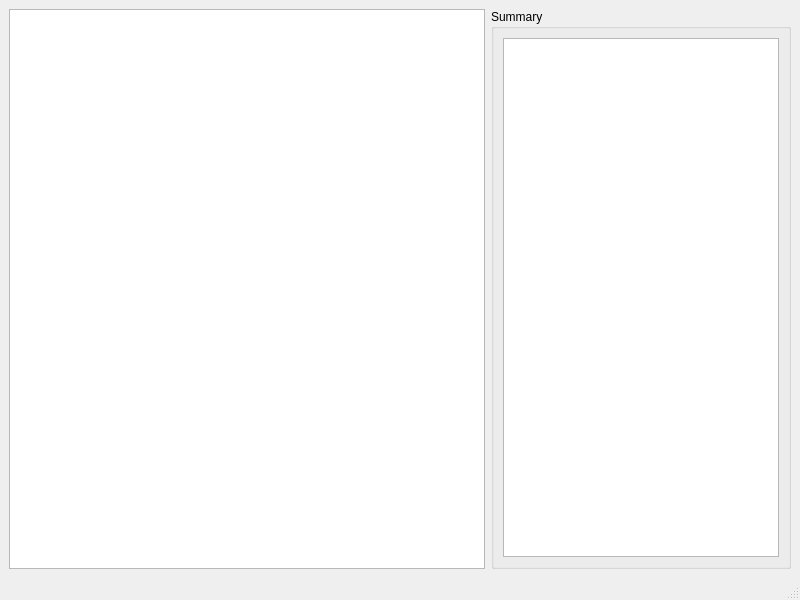
Qt form val_gui/mainwindow.ui (BaptisteP31/val-gui) before a commit.
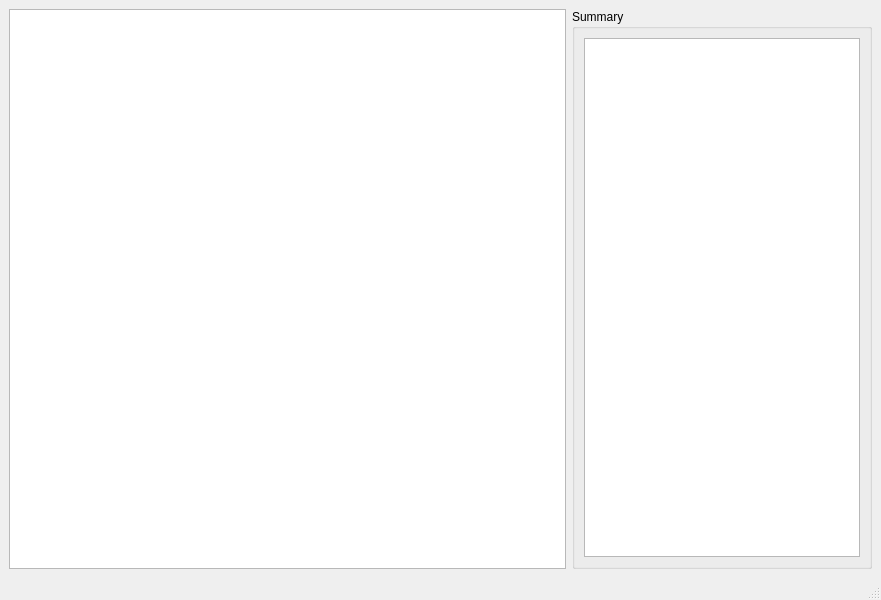
The same form after that commit.

```diff
--- a/val_gui/mainwindow.ui
+++ b/val_gui/mainwindow.ui
@@ -6,7 +6,7 @@
    <rect>
     <x>0</x>
     <y>0</y>
-    <width>800</width>
+    <width>881</width>
     <height>600</height>
    </rect>
   </property>
```
Left out of the diff: 7 changed lines with no effect on the pictures.
